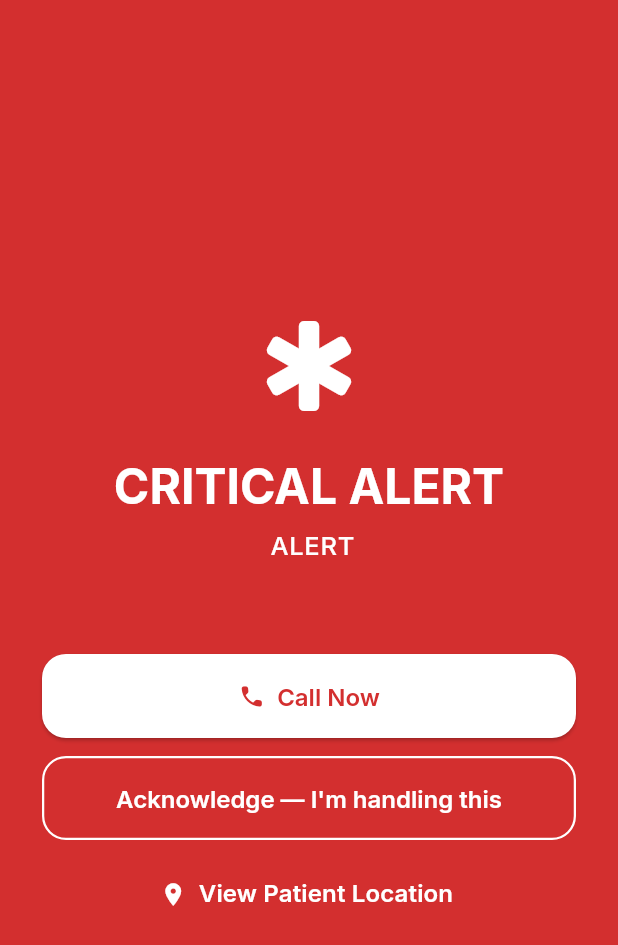
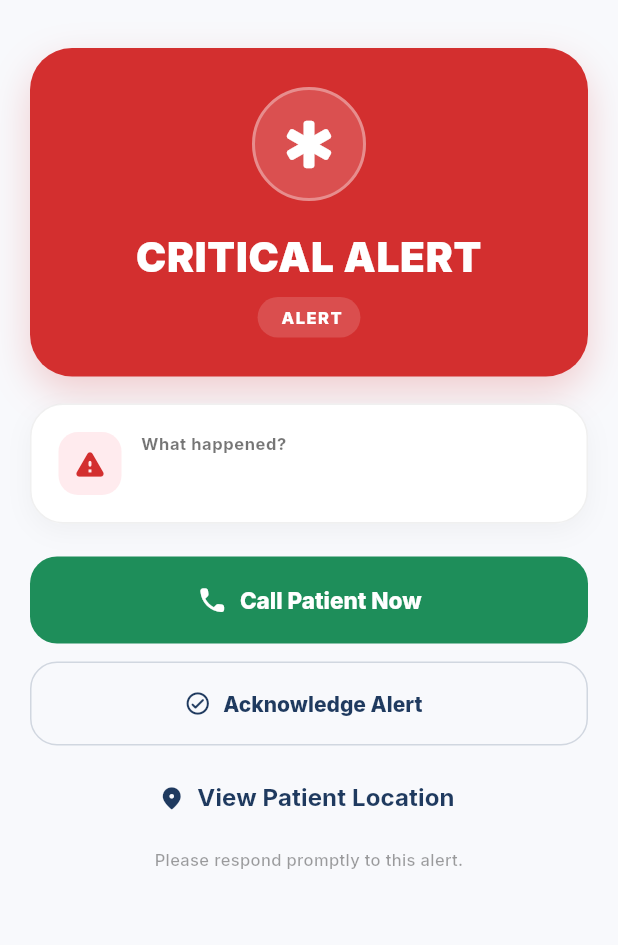
Before and after one commit to snh22/Guardian-Circle, a Flutter app: the EscalationAlertScreen screen opened directly with empty values, on a phone screen of 412 x 824 dp. Shown: the top 945 px of the screen. Run offline on Flutter 3.47's test engine with Material 3 defaults, Android fonts, the phone set to English and light mode, and no system bars; our stand-ins replace dio, flutter_blue_plus, flutter_riverpod, geolocator, google_fonts, google_maps_flutter and 2 more; missing offline and left inert: flutter_ble_peripheral.

Commit message:
Improve critical alert UI

```diff
--- a/lib/features/dashboard/presentation/screens/dashboard_screen.dart
+++ b/lib/features/dashboard/presentation/screens/dashboard_screen.dart
@@ -704,8 +704,7 @@ class _ErrorState extends StatelessWidget {
 // CRITICAL ESCALATION SCREEN
 // ================================================================
 
-class EscalationAlertScreen
-    extends ConsumerWidget {
+class EscalationAlertScreen extends ConsumerWidget {
   final int alertId;
   final Map<String, dynamic> alertData;
 
@@ -731,55 +730,170 @@ class EscalationAlertScreen
     return PopScope(
       canPop: false,
       child: Scaffold(
-        backgroundColor:
-            const Color(0xFFD32F2F),
+        backgroundColor: const Color(0xFFF8F9FC),
         body: SafeArea(
-          child: Padding(
-            padding:
-                const EdgeInsets.all(28),
+          child: SingleChildScrollView(
+            padding: const EdgeInsets.all(20),
             child: Column(
-              mainAxisAlignment:
-                  MainAxisAlignment.center,
               children: [
-                const Icon(
+                const SizedBox(height: 12),
+
+                // ==================================================
+                // ALERT HEADER
+                // ==================================================
+
+                Container(
+                  width: double.infinity,
+                  padding: const EdgeInsets.symmetric(
+                    horizontal: 20,
+                    vertical: 26,
+                  ),
+                  decoration: BoxDecoration(
+                    color: const Color(0xFFD32F2F),
+                    borderRadius: BorderRadius.circular(28),
+                    boxShadow: [
+                      BoxShadow(
+                        color: const Color(0xFFD32F2F)
+                            .withValues(alpha: 0.22),
+                        blurRadius: 22,
+                        offset: const Offset(0, 10),
+                      ),
+                    ],
+                  ),
+                  child: Column(
+                    children: [
+                      Container(
+                        width: 76,
+                        height: 76,
+                        decoration: BoxDecoration(
+                          color: Colors.white.withValues(alpha: 0.16),
+                          shape: BoxShape.circle,
+                          border: Border.all(
+                            color: Colors.white.withValues(alpha: 0.35),
+                            width: 2,
+                          ),
+                        ),
+                        child: const Icon(
                           Icons.emergency_rounded,
                           color: Colors.white,
-                  size: 80,
+                          size: 42,
+                        ),
                       ),
 
-                const SizedBox(height: 20),
+                      const SizedBox(height: 18),
 
-                Text(
+                      const Text(
                         'CRITICAL ALERT',
-                  textAlign:
-                      TextAlign.center,
-                  style: Theme.of(context)
-                      .textTheme
-                      .headlineLarge
-                      ?.copyWith(
+                        textAlign: TextAlign.center,
+                        style: TextStyle(
                           color: Colors.white,
-                        fontWeight:
-                            FontWeight.w700,
+                          fontSize: 27,
+                          fontWeight: FontWeight.w900,
+                          letterSpacing: 0.5,
                         ),
                       ),
 
                       const SizedBox(height: 8),
 
-                Text(
-                  '$risk ALERT\n$reason',
-                  textAlign:
-                      TextAlign.center,
-                  style: Theme.of(context)
-                      .textTheme
-                      .bodyLarge
-                      ?.copyWith(
+                      Container(
+                        padding: const EdgeInsets.symmetric(
+                          horizontal: 12,
+                          vertical: 6,
+                        ),
+                        decoration: BoxDecoration(
+                          color: Colors.white.withValues(alpha: 0.15),
+                          borderRadius: BorderRadius.circular(20),
+                        ),
+                        child: Text(
+                          '$risk ALERT',
+                          style: const TextStyle(
                             color: Colors.white,
-                        fontWeight:
-                            FontWeight.w500,
+                            fontSize: 11,
+                            fontWeight: FontWeight.w800,
+                            letterSpacing: 1,
+                          ),
+                        ),
+                      ),
+                    ],
                   ),
                 ),
 
-                const SizedBox(height: 36),
+                const SizedBox(height: 18),
+
+                // ==================================================
+                // ALERT DETAILS
+                // ==================================================
+
+                Container(
+                  width: double.infinity,
+                  padding: const EdgeInsets.all(18),
+                  decoration: BoxDecoration(
+                    color: Colors.white,
+                    borderRadius: BorderRadius.circular(22),
+                    border: Border.all(
+                      color: Colors.black.withValues(alpha: 0.06),
+                    ),
+                    boxShadow: [
+                      BoxShadow(
+                        color: Colors.black.withValues(alpha: 0.04),
+                        blurRadius: 14,
+                        offset: const Offset(0, 5),
+                      ),
+                    ],
+                  ),
+                  child: Row(
+                    crossAxisAlignment: CrossAxisAlignment.start,
+                    children: [
+                      Container(
+                        width: 42,
+                        height: 42,
+                        decoration: BoxDecoration(
+                          color: const Color(0xFFFFEBEE),
+                          borderRadius: BorderRadius.circular(13),
+                        ),
+                        child: const Icon(
+                          Icons.warning_rounded,
+                          color: Color(0xFFD32F2F),
+                          size: 23,
+                        ),
+                      ),
+
+                      const SizedBox(width: 13),
+
+                      Expanded(
+                        child: Column(
+                          crossAxisAlignment:
+                              CrossAxisAlignment.start,
+                          children: [
+                            const Text(
+                              'What happened?',
+                              style: TextStyle(
+                                color: Colors.black54,
+                                fontSize: 11,
+                                fontWeight: FontWeight.w700,
+                                letterSpacing: 0.4,
+                              ),
+                            ),
+
+                            const SizedBox(height: 5),
+
+                            Text(
+                              reason,
+                              style: const TextStyle(
+                                color: Colors.black87,
+                                fontSize: 15,
+                                height: 1.35,
+                                fontWeight: FontWeight.w700,
+                              ),
+                            ),
+                          ],
+                        ),
+                      ),
+                    ],
+                  ),
+                ),
+
+                const SizedBox(height: 22),
 
                 // ==================================================
                 // CALL
@@ -787,37 +901,36 @@ class EscalationAlertScreen
 
                 SizedBox(
                   width: double.infinity,
-                  child:
-                      ElevatedButton.icon(
+                  child: ElevatedButton.icon(
                     onPressed: () async {
                       final uri = Uri(
                         scheme: 'tel',
                         path: '+911234567890',
                       );
 
-                      if (await canLaunchUrl(
-                        uri,
-                      )) {
+                      if (await canLaunchUrl(uri)) {
                         await launchUrl(uri);
                       }
                     },
-                    style:
-                        ElevatedButton.styleFrom(
-                      backgroundColor:
-                          Colors.white,
-                      foregroundColor:
-                          const Color(
-                              0xFFD32F2F),
-                      minimumSize:
-                          const Size.fromHeight(
-                        56,
+                    style: ElevatedButton.styleFrom(
+                      backgroundColor: const Color(0xFF1E8E5A),
+                      foregroundColor: Colors.white,
+                      elevation: 0,
+                      minimumSize: const Size.fromHeight(58),
+                      shape: RoundedRectangleBorder(
+                        borderRadius: BorderRadius.circular(18),
                       ),
                     ),
                     icon: const Icon(
                       Icons.call_rounded,
+                      size: 21,
                     ),
                     label: const Text(
-                      'Call Now',
+                      'Call Patient Now',
+                      style: TextStyle(
+                        fontSize: 15,
+                        fontWeight: FontWeight.w800,
+                      ),
                     ),
                   ),
                 ),
@@ -830,22 +943,18 @@ class EscalationAlertScreen
 
                 SizedBox(
                   width: double.infinity,
-                  child:
-                      OutlinedButton(
+                  child: OutlinedButton.icon(
                     onPressed: () async {
                       try {
-                        await ApiService
-                            .resolveAlert(
+                        await ApiService.resolveAlert(
                           alertId,
                         );
 
-                        if (!context
-                            .mounted) {
+                        if (!context.mounted) {
                           return;
                         }
 
-                        ScaffoldMessenger
-                            .of(context)
+                        ScaffoldMessenger.of(context)
                             .showSnackBar(
                           const SnackBar(
                             content: Text(
@@ -854,17 +963,13 @@ class EscalationAlertScreen
                           ),
                         );
 
-                        Navigator.of(
-                          context,
-                        ).pop();
+                        Navigator.of(context).pop();
                       } catch (e) {
-                        if (!context
-                            .mounted) {
+                        if (!context.mounted) {
                           return;
                         }
 
-                        ScaffoldMessenger
-                            .of(context)
+                        ScaffoldMessenger.of(context)
                             .showSnackBar(
                           SnackBar(
                             content: Text(
@@ -874,27 +979,31 @@ class EscalationAlertScreen
                         );
                       }
                     },
-                    style:
-                        OutlinedButton.styleFrom(
-                      side:
-                          const BorderSide(
-                        color: Colors.white,
-                        width: 1.5,
+                    style: OutlinedButton.styleFrom(
+                      foregroundColor: const Color(0xFF1F3A5F),
+                      minimumSize: const Size.fromHeight(56),
+                      side: BorderSide(
+                        color: const Color(0xFF1F3A5F)
+                            .withValues(alpha: 0.18),
                       ),
-                      foregroundColor:
-                          Colors.white,
-                      minimumSize:
-                          const Size.fromHeight(
-                        56,
+                      shape: RoundedRectangleBorder(
+                        borderRadius: BorderRadius.circular(18),
                       ),
                     ),
-                    child: const Text(
-                      'Acknowledge — I\'m handling this',
+                    icon: const Icon(
+                      Icons.check_circle_outline_rounded,
+                    ),
+                    label: const Text(
+                      'Acknowledge Alert',
+                      style: TextStyle(
+                        fontSize: 14,
+                        fontWeight: FontWeight.w800,
+                      ),
                     ),
                   ),
                 ),
 
-                const SizedBox(height: 12),
+                const SizedBox(height: 10),
 
                 // ==================================================
                 // VIEW LOCATION
@@ -904,27 +1013,39 @@ class EscalationAlertScreen
                   width: double.infinity,
                   child: TextButton.icon(
                     onPressed: () {
-                      Navigator.of(
-                        context,
-                      ).pop();
+                      Navigator.of(context).pop();
 
-                      Navigator.of(
-                        context,
-                      ).pushNamed('/map');
+                      Navigator.of(context).pushNamed('/map');
                     },
-                    style:
-                        TextButton.styleFrom(
-                      foregroundColor:
-                          Colors.white,
+                    style: TextButton.styleFrom(
+                      foregroundColor: const Color(0xFF1F3A5F),
+                      minimumSize: const Size.fromHeight(50),
                     ),
                     icon: const Icon(
-                      Icons.location_on,
+                      Icons.location_on_rounded,
                     ),
                     label: const Text(
                       'View Patient Location',
+                      style: TextStyle(
+                        fontWeight: FontWeight.w700,
                       ),
                     ),
                   ),
+                ),
+
+                const SizedBox(height: 8),
+
+                const Text(
+                  'Please respond promptly to this alert.',
+                  textAlign: TextAlign.center,
+                  style: TextStyle(
+                    color: Colors.black38,
+                    fontSize: 11,
+                    fontWeight: FontWeight.w500,
+                  ),
+                ),
+
+                const SizedBox(height: 12),
               ],
             ),
           ),
```
Lines whose indentation alone changed are shown as unchanged.
